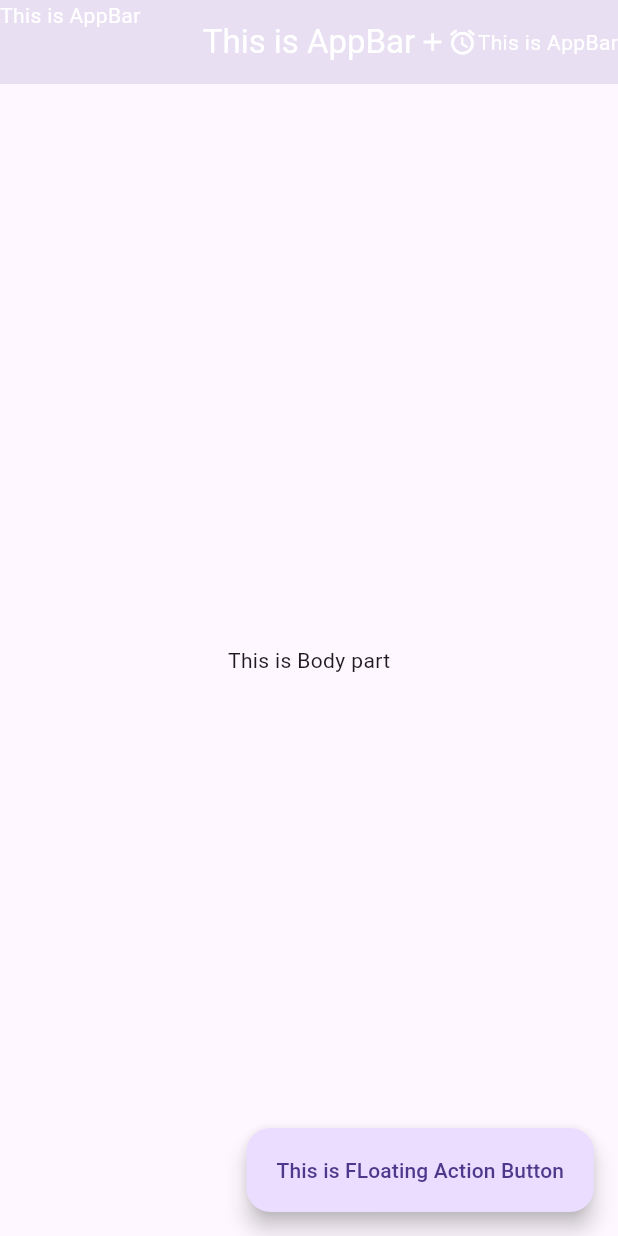
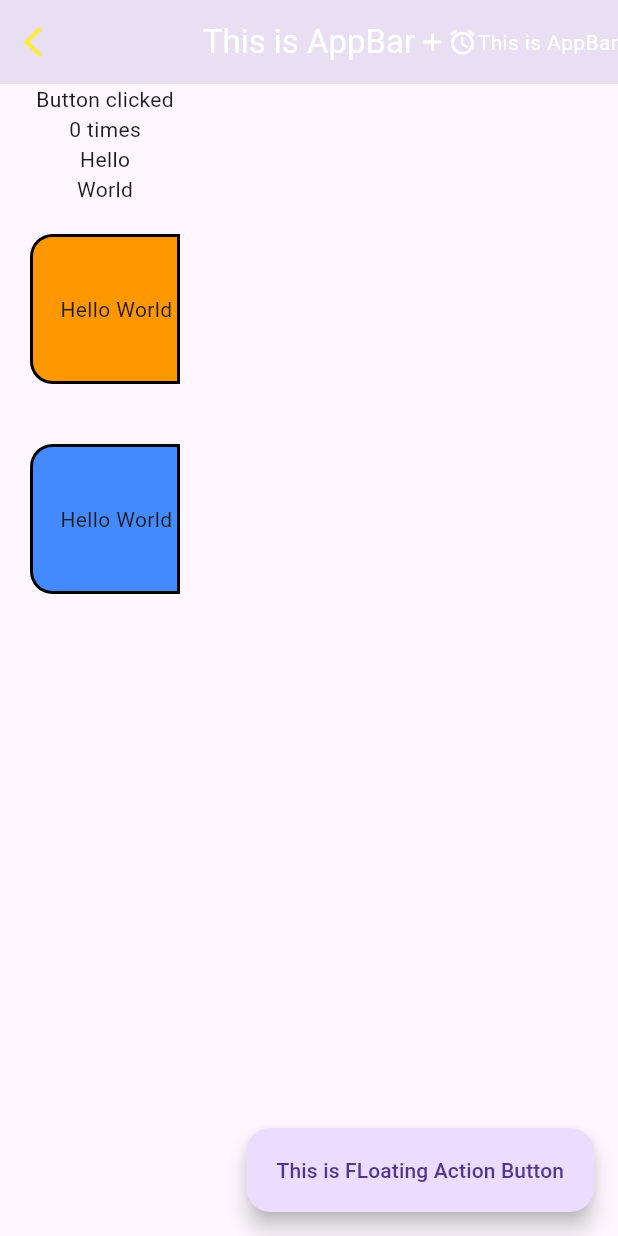
Before and after one commit to devatulparmar/sept24batch6pm, a Flutter app: the screen it shows after launch, after a tap on "This is FLoating Action Button", on a phone screen of 412 x 824 dp. Run offline on Flutter 3.47's test engine with Material 3 defaults, Android fonts, the phone set to English and light mode, and no system bars.

Commit message:
Container widget

```diff
--- a/lib/main.dart
+++ b/lib/main.dart
@@ -1,6 +1,8 @@
 import 'package:flutter/material.dart';
 
 void main() {
+  int count = 0;
+
   runApp(
     MaterialApp(
       theme: ThemeData(
@@ -12,12 +14,10 @@ void main() {
           // backgroundColor: Colors.green,
           centerTitle: true,
           elevation: 20,
-          leadingWidth: 100,
-          leading: const Text(
-            "This is AppBar",
-            style: TextStyle(
-              color: Colors.white,
-            ),
+          // leadingWidth: 100,
+          leading: const Icon(
+            Icons.arrow_back_ios,
+            color: Colors.yellow,
           ),
           title: const Text(
             "This is AppBar",
@@ -44,16 +44,67 @@ void main() {
             ),
           ],
         ),
-        body: Center(
-          child: Text(
-            'This is Body part',
-          ),
+        body: Column(
+          crossAxisAlignment: CrossAxisAlignment.center,
+          children: [
+            const Text(
+              'Button clicked',
+            ),
+            Text(
+              '$count times',
+            ),
+            Column(
+              mainAxisAlignment: MainAxisAlignment.center,
+              children: [
+                const Text('Hello'),
+                const Text('World'),
+              ],
+            ),
+            Container(
+              width: 100,
+              height: 100,
+              alignment: Alignment.center,
+              padding: const EdgeInsets.only(left: 15),
+              margin: const EdgeInsets.all(20),
+              decoration: BoxDecoration(
+                color: Colors.orange,
+                border: Border.all(
+                  color: Colors.black,
+                  width: 2,
+                ),
+                borderRadius: const BorderRadius.only(
+                  topLeft: Radius.circular(15),
+                  bottomLeft: Radius.circular(15),
+                ),
+              ),
+              child: const Text('Hello World'),
+            ),
+            Container(
+              width: 100,
+              height: 100,
+              alignment: Alignment.center,
+              padding: const EdgeInsets.only(left: 15),
+              margin: const EdgeInsets.all(20),
+              decoration: BoxDecoration(
+                color: Colors.blueAccent,
+                border: Border.all(
+                  color: Colors.black,
+                  width: 2,
+                ),
+                borderRadius: const BorderRadius.only(
+                  topLeft: Radius.circular(15),
+                  bottomLeft: Radius.circular(15),
+                ),
+              ),
+              child: const Text('Hello World'),
+            ),
+          ],
         ),
         floatingActionButton: FloatingActionButton.extended(
-            onPressed: (){
-
-            },
-            label: Text('This is FLoating Action Button'),
+          onPressed: () {
+            print('clicked');
+          },
+          label: const Text('This is FLoating Action Button'),
         ),
         // floatingActionButton: FloatingActionButton(
         //   onPressed: (){
```
